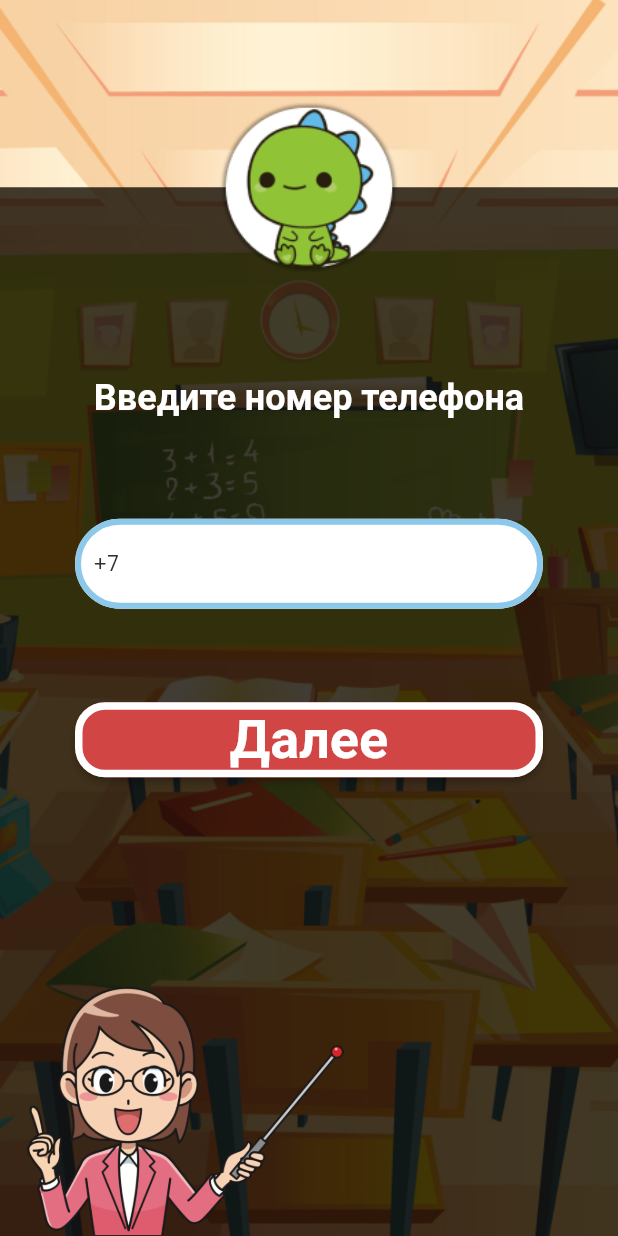
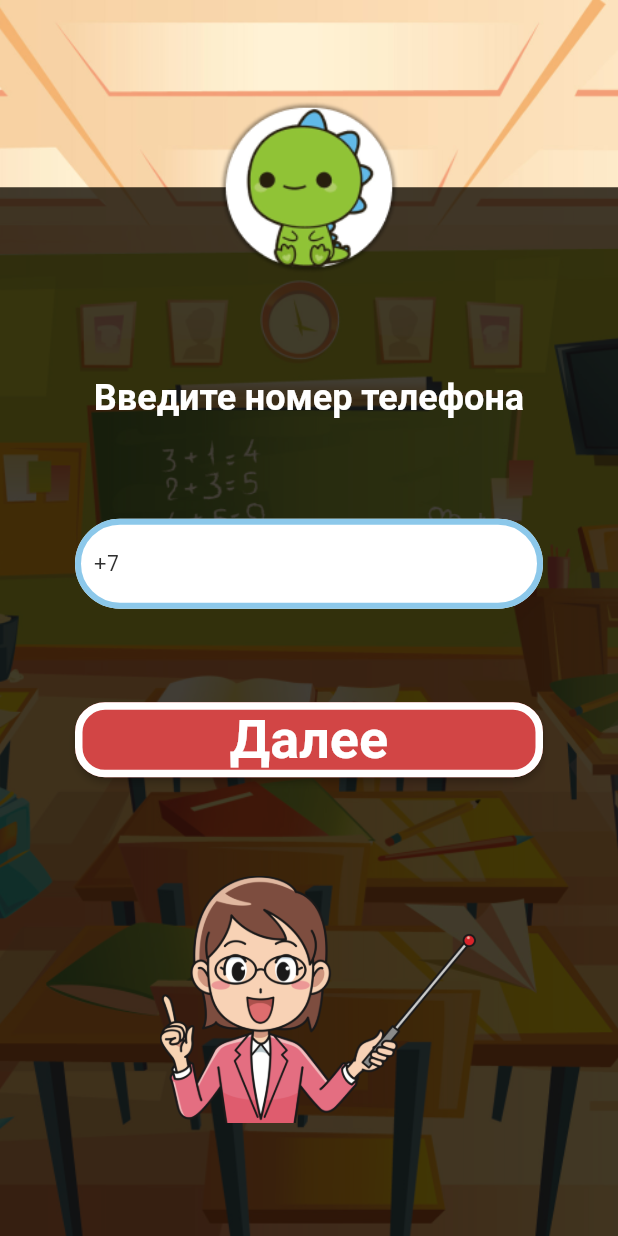
Before and after one commit to Sypexx/KengaBoo, a Flutter app: the RegistrationNumberWidget screen opened directly, on a phone screen of 412 x 824 dp. Run offline on Flutter 3.47's test engine with Material 2 defaults, Android fonts, the phone set to English and light mode, and no system bars; drawn by our look-alikes of auto_size_text; our stand-ins replace built_collection, built_value, cloud_firestore, firebase_auth, firebase_core, font_awesome_flutter and 8 more; missing offline and left inert: json_path; accounts and stored records are empty; generated files the repository leaves out were written again.

Commit message:
Updating to latest FlutterFlow output.

```diff
--- a/lib/registration_number/registration_number_widget.dart
+++ b/lib/registration_number/registration_number_widget.dart
@@ -29,20 +29,21 @@ class _RegistrationNumberWidgetState extends State<RegistrationNumberWidget> {
     return Scaffold(
       key: scaffoldKey,
       backgroundColor: Color(0xFFF5F5F5),
-      body: Column(
-        mainAxisSize: MainAxisSize.max,
-        children: [
-          Stack(
-            children: [
-              Align(
-                alignment: AlignmentDirectional(0, 0),
-                child: Image.asset(
-                  'assets/images/Rectangle_64.png',
+      body: SafeArea(
+        child: Container(
           width: MediaQuery.of(context).size.width,
           height: MediaQuery.of(context).size.height * 1,
+          decoration: BoxDecoration(
+            color: Color(0xFFEEEEEE),
+            image: DecorationImage(
               fit: BoxFit.cover,
+              image: Image.asset(
+                'assets/images/Rectangle_64.png',
+              ).image,
             ),
           ),
+          child: Stack(
+            children: [
               Column(
                 mainAxisSize: MainAxisSize.max,
                 mainAxisAlignment: MainAxisAlignment.end,
@@ -67,6 +68,8 @@ class _RegistrationNumberWidgetState extends State<RegistrationNumberWidget> {
                   ),
                 ],
               ),
+              Stack(
+                children: [
                   Padding(
                     padding: EdgeInsetsDirectional.fromSTEB(0, 65, 0, 0),
                     child: Stack(
@@ -80,7 +83,8 @@ class _RegistrationNumberWidgetState extends State<RegistrationNumberWidget> {
                               decoration: BoxDecoration(),
                               child: Column(
                                 mainAxisSize: MainAxisSize.max,
-                            mainAxisAlignment: MainAxisAlignment.spaceBetween,
+                                mainAxisAlignment:
+                                    MainAxisAlignment.spaceBetween,
                                 children: [
                                   Row(
                                     mainAxisSize: MainAxisSize.max,
@@ -120,14 +124,16 @@ class _RegistrationNumberWidgetState extends State<RegistrationNumberWidget> {
                                             color: Color(0xFF8CC8EA),
                                             width: 4,
                                           ),
-                                      borderRadius: BorderRadius.circular(40),
+                                          borderRadius:
+                                              BorderRadius.circular(40),
                                         ),
                                         focusedBorder: OutlineInputBorder(
                                           borderSide: BorderSide(
                                             color: Color(0xFF8CC8EA),
                                             width: 4,
                                           ),
-                                      borderRadius: BorderRadius.circular(40),
+                                          borderRadius:
+                                              BorderRadius.circular(40),
                                         ),
                                         filled: true,
                                         fillColor: Colors.white,
@@ -142,7 +148,8 @@ class _RegistrationNumberWidgetState extends State<RegistrationNumberWidget> {
                                     child: FFButtonWidget(
                                       onPressed: () async {
                                         if (textController.text.isEmpty ||
-                                        !textController.text.startsWith('+')) {
+                                            !textController.text
+                                                .startsWith('+')) {
                                           ScaffoldMessenger.of(context)
                                               .showSnackBar(
                                             SnackBar(
@@ -194,17 +201,20 @@ class _RegistrationNumberWidgetState extends State<RegistrationNumberWidget> {
                               width: MediaQuery.of(context).size.width,
                               height: MediaQuery.of(context).size.height * 0.37,
                               decoration: BoxDecoration(),
-                          child: Column(
-                            mainAxisSize: MainAxisSize.max,
-                            mainAxisAlignment: MainAxisAlignment.end,
-                            crossAxisAlignment: CrossAxisAlignment.start,
+                              child: Stack(
                                 children: [
-                              Image.asset(
+                                  Align(
+                                    alignment:
+                                        AlignmentDirectional(0.07, -0.06),
+                                    child: Image.asset(
                                       'assets/images/NicePng_teacher-clipart-2.png',
-                                width: MediaQuery.of(context).size.width * 0.6,
+                                      width: MediaQuery.of(context).size.width *
+                                          0.6,
                                       height:
-                                    MediaQuery.of(context).size.height * 0.2,
+                                          MediaQuery.of(context).size.height *
+                                              0.2,
                                       fit: BoxFit.contain,
+                                    ),
                                   ),
                                 ],
                               ),
@@ -218,6 +228,8 @@ class _RegistrationNumberWidgetState extends State<RegistrationNumberWidget> {
               ),
             ],
           ),
+        ),
+      ),
     );
   }
 }
```
Lines whose indentation alone changed are shown as unchanged.
